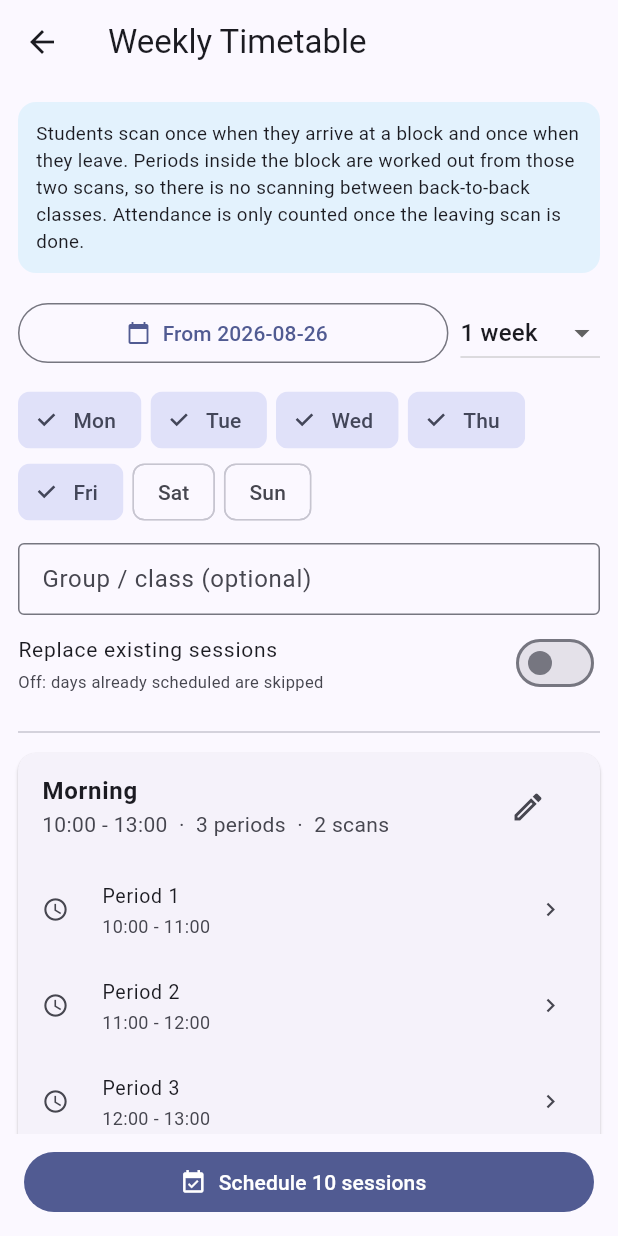
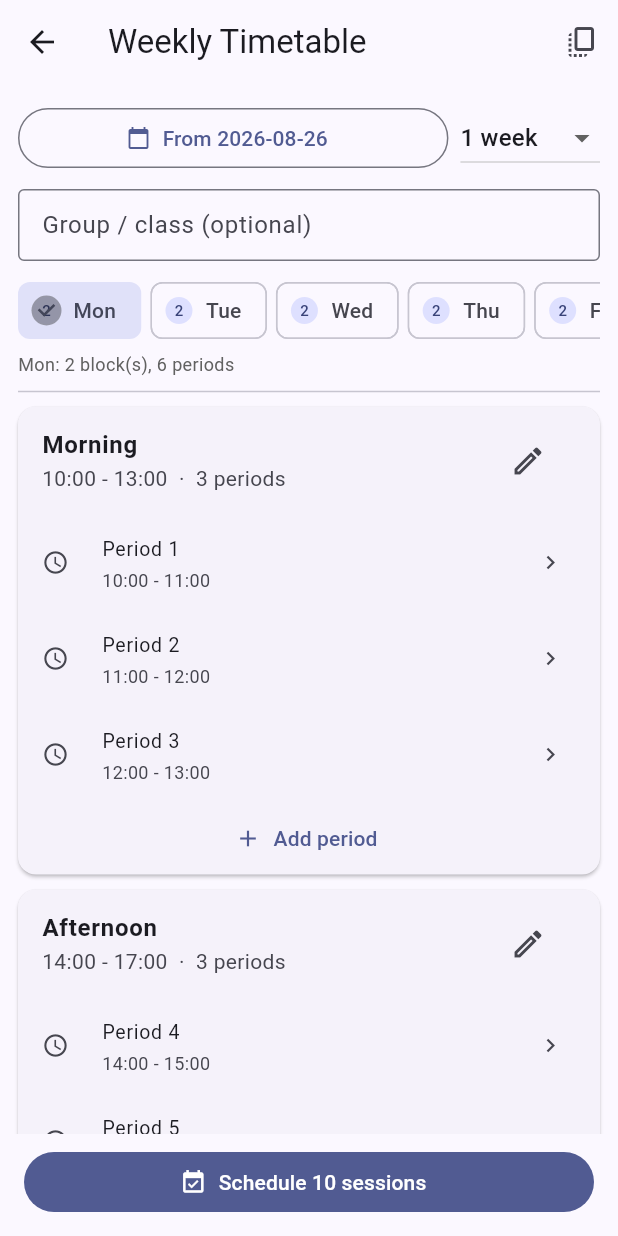
Before and after one commit to GuptaOum/FaceAttendance, a Flutter app: the TimetableScreen screen opened directly, on a phone screen of 412 x 824 dp. Run offline on Flutter 3.47's test engine with Material 3 defaults, Android fonts, the phone set to English and light mode, and no system bars; our stand-ins replace camera, shared_preferences; accounts and stored records are empty.

Commit message:
Give each weekday its own timetable
Real timetables are not the same every day. A Saturday half day may run a
single period in the afternoon where a Monday runs three, but the scheduler
cloned one set of blocks onto every selected weekday, so a half day could
only be built by hand afterwards.

The timetable request now carries blocks per weekday. The older
weekdays + blocks form still works and simply applies one set to every listed
day, so nothing that already worked has changed.

In the app each weekday is edited on its own tab, showing how many blocks it
holds, with a copy action for the days that do repeat and a way to mark a day
as having no classes at all.

```diff
--- a/app/lib/api.dart
+++ b/app/lib/api.dart
@@ -204,8 +204,8 @@ class ApiClient {
     _decode(resp);
   }
 
-  /// Schedule a repeating weekly timetable in advance. Each block becomes one
-  /// session per selected weekday, with its periods attached.
+  /// Schedule a repeating weekly timetable in advance. Each weekday carries its
+  /// own blocks, so a Saturday half day can differ from a Monday.
   Future<Map<String, dynamic>> createTimetable(Map<String, dynamic> payload) async {
     final resp = await http.post(
       Uri.parse('$baseUrl/sessions/timetable'),
--- a/app/lib/screens/timetable_screen.dart
+++ b/app/lib/screens/timetable_screen.dart
@@ -4,9 +4,11 @@ import '../api.dart';
 
 /// Schedule a repeating weekly timetable in advance.
 ///
-/// A block is one scan window (e.g. 10:00-13:00). Students scan once on
-/// arrival and once on leaving; the periods inside the block are worked out
-/// from those two scans, so nobody queues between back-to-back classes.
+/// Each weekday carries its own blocks, because real timetables differ by day:
+/// a Saturday half day may run one period in the afternoon where a Monday runs
+/// three. A block is one scan window (e.g. 10:00-13:00); students scan once on
+/// arrival and once on leaving, and the periods inside are worked out from
+/// those two scans.
 class TimetableScreen extends StatefulWidget {
   const TimetableScreen({super.key});
 
@@ -19,6 +21,7 @@ class _PeriodDraft {
   TimeOfDay start;
   TimeOfDay end;
   _PeriodDraft(this.subject, this.start, this.end);
+  _PeriodDraft copy() => _PeriodDraft(subject, start, end);
 }
 
 class _BlockDraft {
@@ -26,38 +29,113 @@ class _BlockDraft {
   TimeOfDay start;
   TimeOfDay end;
   List<_PeriodDraft> periods;
-  _BlockDraft(this.title, this.start, this.end, this.periods);
+  bool spotCheck;
+  _BlockDraft(this.title, this.start, this.end, this.periods, {this.spotCheck = false});
+  _BlockDraft copy() => _BlockDraft(
+      title, start, end, periods.map((p) => p.copy()).toList(), spotCheck: spotCheck);
 }
 
 String _fmt(TimeOfDay t) =>
     '${t.hour.toString().padLeft(2, '0')}:${t.minute.toString().padLeft(2, '0')}';
 
+TimeOfDay _plus(TimeOfDay t, int minutes) {
+  final total = (t.hour * 60 + t.minute + minutes).clamp(0, 23 * 60 + 59);
+  return TimeOfDay(hour: total ~/ 60, minute: total % 60);
+}
+
 class _TimetableScreenState extends State<TimetableScreen> {
   static const _dayNames = ['Mon', 'Tue', 'Wed', 'Thu', 'Fri', 'Sat', 'Sun'];
 
-  final Set<int> _weekdays = {0, 1, 2, 3, 4};
+  /// Blocks per weekday. A weekday absent from this map has no classes.
+  final Map<int, List<_BlockDraft>> _byDay = {};
+  int _editing = 0;
   DateTime _startDate = DateTime.now();
   int _weeks = 1;
   String _group = '';
   bool _replace = false;
   bool _busy = false;
 
-  final List<_BlockDraft> _blocks = [
-    _BlockDraft('Morning', const TimeOfDay(hour: 10, minute: 0), const TimeOfDay(hour: 13, minute: 0), [
-      _PeriodDraft('Period 1', const TimeOfDay(hour: 10, minute: 0), const TimeOfDay(hour: 11, minute: 0)),
-      _PeriodDraft('Period 2', const TimeOfDay(hour: 11, minute: 0), const TimeOfDay(hour: 12, minute: 0)),
-      _PeriodDraft('Period 3', const TimeOfDay(hour: 12, minute: 0), const TimeOfDay(hour: 13, minute: 0)),
+  @override
+  void initState() {
+    super.initState();
+    // A sensible Mon-Fri starting point; the teacher edits each day from here.
+    for (final d in [0, 1, 2, 3, 4]) {
+      _byDay[d] = _defaultDay();
+    }
+  }
+
+  List<_BlockDraft> _defaultDay() => [
+        _BlockDraft('Morning', const TimeOfDay(hour: 10, minute: 0),
+            const TimeOfDay(hour: 13, minute: 0), [
+          _PeriodDraft('Period 1', const TimeOfDay(hour: 10, minute: 0),
+              const TimeOfDay(hour: 11, minute: 0)),
+          _PeriodDraft('Period 2', const TimeOfDay(hour: 11, minute: 0),
+              const TimeOfDay(hour: 12, minute: 0)),
+          _PeriodDraft('Period 3', const TimeOfDay(hour: 12, minute: 0),
+              const TimeOfDay(hour: 13, minute: 0)),
         ]),
-    _BlockDraft('Afternoon', const TimeOfDay(hour: 14, minute: 0), const TimeOfDay(hour: 17, minute: 0), [
-      _PeriodDraft('Period 4', const TimeOfDay(hour: 14, minute: 0), const TimeOfDay(hour: 15, minute: 0)),
-      _PeriodDraft('Period 5', const TimeOfDay(hour: 15, minute: 0), const TimeOfDay(hour: 16, minute: 0)),
-      _PeriodDraft('Period 6', const TimeOfDay(hour: 16, minute: 0), const TimeOfDay(hour: 17, minute: 0)),
+        _BlockDraft('Afternoon', const TimeOfDay(hour: 14, minute: 0),
+            const TimeOfDay(hour: 17, minute: 0), [
+          _PeriodDraft('Period 4', const TimeOfDay(hour: 14, minute: 0),
+              const TimeOfDay(hour: 15, minute: 0)),
+          _PeriodDraft('Period 5', const TimeOfDay(hour: 15, minute: 0),
+              const TimeOfDay(hour: 16, minute: 0)),
+          _PeriodDraft('Period 6', const TimeOfDay(hour: 16, minute: 0),
+              const TimeOfDay(hour: 17, minute: 0)),
         ]),
       ];
+
+  List<_BlockDraft> get _blocks => _byDay[_editing] ?? [];
 
   String get _dateStr => '${_startDate.year.toString().padLeft(4, '0')}-'
       '${_startDate.month.toString().padLeft(2, '0')}-'
       '${_startDate.day.toString().padLeft(2, '0')}';
+
+  int get _totalSessions =>
+      _byDay.values.fold(0, (sum, blocks) => sum + blocks.length) * _weeks;
+
+  /// Most weekdays repeat, so copying one day onto others saves rebuilding it.
+  Future<void> _copyDayTo() async {
+    final targets = <int>{};
+    final ok = await showDialog<bool>(
+      context: context,
+      builder: (ctx) => StatefulBuilder(
+        builder: (ctx, setLocal) => AlertDialog(
+          title: Text('Copy ${_dayNames[_editing]} to'),
+          content: Column(
+            mainAxisSize: MainAxisSize.min,
+            children: List.generate(7, (i) {
+              if (i == _editing) return const SizedBox.shrink();
+              return CheckboxListTile(
+                dense: true,
+                value: targets.contains(i),
+                title: Text(_dayNames[i]),
+                subtitle: Text(_byDay.containsKey(i)
+                    ? '${_byDay[i]!.length} block(s) - will be replaced'
+                    : 'no classes yet'),
+                onChanged: (v) =>
+                    setLocal(() => v == true ? targets.add(i) : targets.remove(i)),
+              );
+            }),
+          ),
+          actions: [
+            TextButton(onPressed: () => Navigator.pop(ctx, false), child: const Text('Cancel')),
+            FilledButton(onPressed: () => Navigator.pop(ctx, true), child: const Text('Copy')),
+          ],
+        ),
+      ),
+    );
+    if (ok != true || targets.isEmpty) return;
+    setState(() {
+      for (final t in targets) {
+        _byDay[t] = _blocks.map((b) => b.copy()).toList();
+      }
+    });
+    if (mounted) {
+      ScaffoldMessenger.of(context).showSnackBar(SnackBar(
+          content: Text('Copied to ${targets.map((t) => _dayNames[t]).join(', ')}')));
+    }
+  }
 
   Future<void> _editPeriod(_BlockDraft block, _PeriodDraft p) async {
     final subject = TextEditingController(text: p.subject);
@@ -73,11 +151,9 @@ class _TimetableScreenState extends State<TimetableScreen> {
             children: [
               TextField(
                   controller: subject,
-                decoration: const InputDecoration(labelText: 'Subject'),
-              ),
+                  decoration: const InputDecoration(labelText: 'Subject')),
               const SizedBox(height: 12),
-              Row(
-                children: [
+              Row(children: [
                 Expanded(
                   child: OutlinedButton(
                     onPressed: () async {
@@ -97,8 +173,7 @@ class _TimetableScreenState extends State<TimetableScreen> {
                     child: Text('To ${_fmt(end)}'),
                   ),
                 ),
-                ],
-              ),
+              ]),
             ],
           ),
           actions: [
@@ -115,21 +190,21 @@ class _TimetableScreenState extends State<TimetableScreen> {
         ),
       ),
     );
-    if (saved == true && block.periods.contains(p)) {
+    if (saved != true) return;
     setState(() {
+      if (block.periods.contains(p)) {
         p.subject = subject.text.trim().isEmpty ? p.subject : subject.text.trim();
         p.start = start;
         p.end = end;
+      }
     });
-    } else if (saved == true) {
-      setState(() {});
-    }
   }
 
   Future<void> _editBlock(_BlockDraft b) async {
     final title = TextEditingController(text: b.title);
     var start = b.start;
     var end = b.end;
+    var spot = b.spotCheck;
     final saved = await showDialog<bool>(
       context: context,
       builder: (ctx) => StatefulBuilder(
@@ -146,8 +221,7 @@ class _TimetableScreenState extends State<TimetableScreen> {
                 ),
               ),
               const SizedBox(height: 12),
-              Row(
-                children: [
+              Row(children: [
                 Expanded(
                   child: OutlinedButton(
                     onPressed: () async {
@@ -167,7 +241,15 @@ class _TimetableScreenState extends State<TimetableScreen> {
                     child: Text('To ${_fmt(end)}'),
                   ),
                 ),
-                ],
+              ]),
+              SwitchListTile(
+                dense: true,
+                contentPadding: EdgeInsets.zero,
+                title: const Text('Roll call', style: TextStyle(fontSize: 14)),
+                subtitle: const Text('Let me tick absentees mid-block',
+                    style: TextStyle(fontSize: 11)),
+                value: spot,
+                onChanged: (v) => setLocal(() => spot = v),
               ),
             ],
           ),
@@ -185,34 +267,33 @@ class _TimetableScreenState extends State<TimetableScreen> {
         ),
       ),
     );
-    if (saved == true) {
+    if (saved != true) return;
     setState(() {
       b.title = title.text.trim().isEmpty ? b.title : title.text.trim();
       b.start = start;
       b.end = end;
+      b.spotCheck = spot;
     });
-    }
   }
 
   Future<void> _save() async {
-    if (_blocks.isEmpty || _weekdays.isEmpty) {
+    if (_byDay.values.every((b) => b.isEmpty)) {
       ScaffoldMessenger.of(context)
-          .showSnackBar(const SnackBar(content: Text('Add a block and pick at least one day')));
+          .showSnackBar(const SnackBar(content: Text('Add a block to at least one day')));
       return;
     }
     setState(() => _busy = true);
     try {
-      final payload = {
-        'group_name': _group,
-        'start_date': _dateStr,
-        'weeks': _weeks,
-        'weekdays': _weekdays.toList()..sort(),
-        'replace_existing': _replace,
-        'blocks': _blocks
+      final days = _byDay.entries
+          .where((e) => e.value.isNotEmpty)
+          .map((e) => {
+                'weekday': e.key,
+                'blocks': e.value
                     .map((b) => {
                           'title': b.title,
                           'start_time': _fmt(b.start),
                           'end_time': _fmt(b.end),
+                          'spot_check_enabled': b.spotCheck,
                           'periods': b.periods
                               .map((p) => {
                                     'subject': p.subject,
@@ -222,8 +303,16 @@ class _TimetableScreenState extends State<TimetableScreen> {
                               .toList(),
                         })
                     .toList(),
-      };
-      final result = await ApiClient.instance.createTimetable(payload);
+              })
+          .toList();
+
+      final result = await ApiClient.instance.createTimetable({
+        'group_name': _group,
+        'start_date': _dateStr,
+        'weeks': _weeks,
+        'replace_existing': _replace,
+        'days': days,
+      });
       if (!mounted) return;
       final created = result['created'] ?? 0;
       final skipped = result['skipped'] ?? 0;
@@ -232,10 +321,8 @@ class _TimetableScreenState extends State<TimetableScreen> {
         builder: (ctx) => AlertDialog(
           icon: const Icon(Icons.event_available, color: Colors.green),
           title: const Text('Timetable scheduled'),
-          content: Text(
-            '$created session${created == 1 ? '' : 's'} created'
-            '${skipped > 0 ? '\n$skipped skipped (already scheduled)' : ''}',
-          ),
+          content: Text('$created session${created == 1 ? '' : 's'} created'
+              '${skipped > 0 ? '\n$skipped skipped (already scheduled)' : ''}'),
           actions: [
             FilledButton(onPressed: () => Navigator.pop(ctx), child: const Text('Done')),
           ],
@@ -253,28 +340,22 @@ class _TimetableScreenState extends State<TimetableScreen> {
 
   @override
   Widget build(BuildContext context) {
+    final blocks = _blocks;
     return Scaffold(
-      appBar: AppBar(title: const Text('Weekly Timetable')),
+      appBar: AppBar(
+        title: const Text('Weekly Timetable'),
+        actions: [
+          IconButton(
+            icon: const Icon(Icons.copy_all),
+            tooltip: 'Copy this day to other days',
+            onPressed: blocks.isEmpty ? null : _copyDayTo,
+          ),
+        ],
+      ),
       body: ListView(
         padding: const EdgeInsets.fromLTRB(12, 12, 12, 90),
         children: [
-          Container(
-            padding: const EdgeInsets.all(12),
-            decoration: BoxDecoration(
-              color: Colors.blue.shade50,
-              borderRadius: BorderRadius.circular(12),
-            ),
-            child: const Text(
-              'Students scan once when they arrive at a block and once when they leave. '
-              'Periods inside the block are worked out from those two scans, so there is '
-              'no scanning between back-to-back classes. Attendance is only counted once '
-              'the leaving scan is done.',
-              style: TextStyle(fontSize: 12.5),
-            ),
-          ),
-          const SizedBox(height: 16),
-          Row(
-            children: [
+          Row(children: [
             Expanded(
               child: OutlinedButton.icon(
                 icon: const Icon(Icons.calendar_today, size: 16),
@@ -294,56 +375,63 @@ class _TimetableScreenState extends State<TimetableScreen> {
             DropdownButton<int>(
               value: _weeks,
               items: [1, 2, 4, 8, 12]
-                    .map((w) => DropdownMenuItem(value: w, child: Text('$w week${w == 1 ? '' : 's'}')))
+                  .map((w) =>
+                      DropdownMenuItem(value: w, child: Text('$w week${w == 1 ? '' : 's'}')))
                   .toList(),
               onChanged: (v) => setState(() => _weeks = v ?? 1),
             ),
-            ],
-          ),
-          const SizedBox(height: 10),
-          Wrap(
-            spacing: 6,
-            children: List.generate(7, (i) {
-              final on = _weekdays.contains(i);
-              return FilterChip(
-                label: Text(_dayNames[i]),
-                selected: on,
-                onSelected: (v) => setState(() => v ? _weekdays.add(i) : _weekdays.remove(i)),
-              );
-            }),
-          ),
+          ]),
           const SizedBox(height: 10),
           TextField(
             decoration: const InputDecoration(
               labelText: 'Group / class (optional)',
-              hintText: 'Leave empty for all your students',
               border: OutlineInputBorder(),
               isDense: true,
             ),
             onChanged: (v) => _group = v.trim(),
           ),
-          SwitchListTile(
-            dense: true,
-            contentPadding: EdgeInsets.zero,
-            title: const Text('Replace existing sessions', style: TextStyle(fontSize: 14)),
-            subtitle: const Text('Off: days already scheduled are skipped',
-                style: TextStyle(fontSize: 11)),
-            value: _replace,
-            onChanged: (v) => setState(() => _replace = v),
+          const SizedBox(height: 12),
+          // Each weekday is edited separately: Saturday can be a half day.
+          SizedBox(
+            height: 42,
+            child: ListView.separated(
+              scrollDirection: Axis.horizontal,
+              itemCount: 7,
+              separatorBuilder: (_, __) => const SizedBox(width: 6),
+              itemBuilder: (_, i) {
+                final count = _byDay[i]?.length ?? 0;
+                return ChoiceChip(
+                  selected: _editing == i,
+                  onSelected: (_) => setState(() => _editing = i),
+                  avatar: count == 0
+                      ? const Icon(Icons.remove, size: 14)
+                      : CircleAvatar(
+                          radius: 9,
+                          child: Text('$count', style: const TextStyle(fontSize: 10))),
+                  label: Text(_dayNames[i]),
+                );
+              },
             ),
-          const Divider(height: 28),
-          ..._blocks.map((b) => Card(
+          ),
+          const SizedBox(height: 6),
+          Text(
+            blocks.isEmpty
+                ? 'No classes on ${_dayNames[_editing]}'
+                : '${_dayNames[_editing]}: ${blocks.length} block(s), '
+                    '${blocks.fold(0, (s, b) => s + b.periods.length)} periods',
+            style: TextStyle(fontSize: 12, color: Colors.grey.shade700),
+          ),
+          const Divider(height: 20),
+          ...blocks.map((b) => Card(
                 margin: const EdgeInsets.only(bottom: 10),
-                child: Column(
-                  children: [
+                child: Column(children: [
                   ListTile(
                     title: Text(b.title, style: const TextStyle(fontWeight: FontWeight.bold)),
                     subtitle: Text('${_fmt(b.start)} - ${_fmt(b.end)}  ·  '
-                          '${b.periods.length} period${b.periods.length == 1 ? '' : 's'}  ·  2 scans'),
+                        '${b.periods.length} period${b.periods.length == 1 ? '' : 's'}'
+                        '${b.spotCheck ? '  ·  roll call on' : ''}'),
                     trailing: IconButton(
-                        icon: const Icon(Icons.edit_outlined),
-                        onPressed: () => _editBlock(b),
-                      ),
+                        icon: const Icon(Icons.edit_outlined), onPressed: () => _editBlock(b)),
                   ),
                   ...b.periods.map((p) => ListTile(
                         dense: true,
@@ -356,25 +444,37 @@ class _TimetableScreenState extends State<TimetableScreen> {
                   TextButton.icon(
                     icon: const Icon(Icons.add, size: 18),
                     label: const Text('Add period'),
-                      onPressed: () => setState(() => b.periods.add(_PeriodDraft(
-                            'Period ${b.periods.length + 1}',
-                            b.periods.isEmpty ? b.start : b.periods.last.end,
-                            b.end,
-                          ))),
+                    onPressed: () => setState(() {
+                      final from = b.periods.isEmpty ? b.start : b.periods.last.end;
+                      b.periods.add(_PeriodDraft(
+                          'Period ${b.periods.length + 1}', from, _plus(from, 60)));
+                    }),
+                  ),
+                ]),
+              )),
+          Row(children: [
+            Expanded(
+              child: OutlinedButton.icon(
+                icon: const Icon(Icons.add),
+                label: const Text('Add block'),
+                onPressed: () => setState(() {
+                  _byDay.putIfAbsent(_editing, () => []);
+                  _byDay[_editing]!.add(_BlockDraft(
+                      'Block ${_byDay[_editing]!.length + 1}',
+                      const TimeOfDay(hour: 9, minute: 0),
+                      const TimeOfDay(hour: 12, minute: 0), []));
+                }),
+              ),
+            ),
+            if (blocks.isNotEmpty) ...[
+              const SizedBox(width: 8),
+              OutlinedButton.icon(
+                icon: const Icon(Icons.event_busy, size: 18),
+                label: const Text('No classes'),
+                onPressed: () => setState(() => _byDay.remove(_editing)),
               ),
             ],
-                ),
-              )),
-          OutlinedButton.icon(
-            icon: const Icon(Icons.add),
-            label: const Text('Add block'),
-            onPressed: () => setState(() => _blocks.add(_BlockDraft(
-                  'Block ${_blocks.length + 1}',
-                  const TimeOfDay(hour: 9, minute: 0),
-                  const TimeOfDay(hour: 12, minute: 0),
-                  [],
-                ))),
-          ),
+          ]),
         ],
       ),
       bottomNavigationBar: SafeArea(
@@ -382,11 +482,10 @@ class _TimetableScreenState extends State<TimetableScreen> {
           padding: const EdgeInsets.fromLTRB(16, 8, 16, 12),
           child: FilledButton.icon(
             icon: _busy
-                ? const SizedBox(width: 18, height: 18, child: CircularProgressIndicator(strokeWidth: 2))
+                ? const SizedBox(
+                    width: 18, height: 18, child: CircularProgressIndicator(strokeWidth: 2))
                 : const Icon(Icons.event_available),
-            label: Text(_busy
-                ? 'Scheduling...'
-                : 'Schedule ${_blocks.length * _weekdays.length * _weeks} sessions'),
+            label: Text(_busy ? 'Scheduling...' : 'Schedule $_totalSessions sessions'),
             onPressed: _busy ? null : _save,
           ),
         ),
```
Also changed, not shown: 1 other file. Lines whose indentation alone changed are shown as unchanged.
